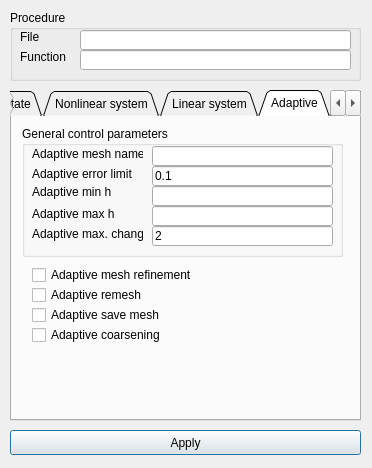
Old version of the form misc/Mesh3D/forms/solverparameters.ui in the repository tehnick/elmerfem.
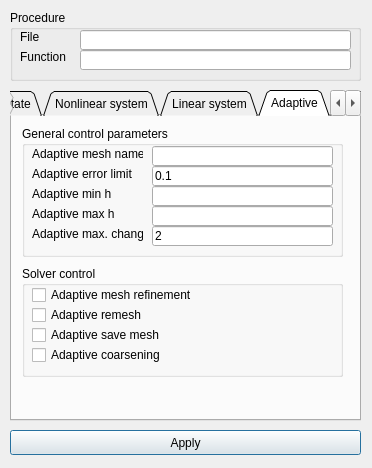
New version of the form. The open tabs and pages were chosen to show the change. Icons and pictures are not drawn.

Commit message: Mesh3D: More uniform outlook in ui

Diff of the .ui file:
```diff
--- a/misc/Mesh3D/forms/solverparameters.ui
+++ b/misc/Mesh3D/forms/solverparameters.ui
@@ -847,58 +847,6 @@
     <attribute name="title" >
      <string>Adaptive</string>
     </attribute>
-    <widget class="QCheckBox" name="adaptiveMeshRefinementCheck" >
-     <property name="geometry" >
-      <rect>
-       <x>20</x>
-       <y>150</y>
-       <width>171</width>
-       <height>18</height>
-      </rect>
-     </property>
-     <property name="text" >
-      <string>Adaptive mesh refinement</string>
-     </property>
-    </widget>
-    <widget class="QCheckBox" name="adaptiveRemeshCheck" >
-     <property name="geometry" >
-      <rect>
-       <x>20</x>
-       <y>170</y>
-       <width>171</width>
-       <height>18</height>
-      </rect>
-     </property>
-     <property name="text" >
-      <string>Adaptive remesh</string>
-     </property>
-    </widget>
-    <widget class="QCheckBox" name="adaptiveSaveMeshCheck" >
-     <property name="geometry" >
-      <rect>
-       <x>20</x>
-       <y>190</y>
-       <width>171</width>
-       <height>18</height>
-      </rect>
-     </property>
-     <property name="text" >
-      <string>Adaptive save mesh</string>
-     </property>
-    </widget>
-    <widget class="QCheckBox" name="adaptiveCoarseningCheck" >
-     <property name="geometry" >
-      <rect>
-       <x>20</x>
-       <y>210</y>
-       <width>171</width>
-       <height>18</height>
-      </rect>
-     </property>
-     <property name="text" >
-      <string>Adaptive coarsening</string>
-     </property>
-    </widget>
     <widget class="QGroupBox" name="adaptiveGeneralControlGroup" >
      <property name="geometry" >
       <rect>
@@ -960,19 +908,6 @@
        <string>0.1</string>
       </property>
      </widget>
-     <widget class="QLabel" name="adaptiveMinHLabel" >
-      <property name="geometry" >
-       <rect>
-        <x>10</x>
-        <y>56</y>
-        <width>111</width>
-        <height>20</height>
-       </rect>
-      </property>
-      <property name="text" >
-       <string>Adaptive min h</string>
-      </property>
-     </widget>
      <widget class="QLineEdit" name="adaptiveMeshNameEdit" >
       <property name="geometry" >
        <rect>
@@ -1032,6 +967,84 @@
        <string>Adaptive error limit</string>
       </property>
      </widget>
+     <widget class="QLabel" name="adaptiveMinHLabel" >
+      <property name="geometry" >
+       <rect>
+        <x>10</x>
+        <y>60</y>
+        <width>91</width>
+        <height>16</height>
+       </rect>
+      </property>
+      <property name="text" >
+       <string>Adaptive min h</string>
+      </property>
+     </widget>
+    </widget>
+    <widget class="QGroupBox" name="adaptiveSOlverControlBox" >
+     <property name="geometry" >
+      <rect>
+       <x>10</x>
+       <y>150</y>
+       <width>321</width>
+       <height>111</height>
+      </rect>
+     </property>
+     <property name="title" >
+      <string>Solver control</string>
+     </property>
+     <widget class="QCheckBox" name="adaptiveMeshRefinementCheck" >
+      <property name="geometry" >
+       <rect>
+        <x>10</x>
+        <y>20</y>
+        <width>171</width>
+        <height>18</height>
+       </rect>
+      </property>
+      <property name="text" >
+       <string>Adaptive mesh refinement</string>
+      </property>
+     </widget>
+     <widget class="QCheckBox" name="adaptiveCoarseningCheck" >
+      <property name="geometry" >
+       <rect>
+        <x>10</x>
+        <y>80</y>
+        <width>171</width>
+        <height>18</height>
+       </rect>
+      </property>
+      <property name="text" >
+       <string>Adaptive coarsening</string>
+      </property>
+     </widget>
+     <widget class="QCheckBox" name="adaptiveSaveMeshCheck" >
+      <property name="geometry" >
+       <rect>
+        <x>10</x>
+        <y>60</y>
+        <width>171</width>
+        <height>18</height>
+       </rect>
+      </property>
+      <property name="text" >
+       <string>Adaptive save mesh</string>
+      </property>
+     </widget>
+     <widget class="QCheckBox" name="adaptiveRemeshCheck" >
+      <property name="geometry" >
+       <rect>
+        <x>10</x>
+        <y>40</y>
+        <width>171</width>
+        <height>18</height>
+       </rect>
+      </property>
+      <property name="text" >
+       <string>Adaptive remesh</string>
+      </property>
+     </widget>
     </widget>
    </widget>
    <widget class="QWidget" name="multigridTab" >
```
Left out of the diff: 154 changed lines with no effect on the pictures. The commit also changes 2 other files.
